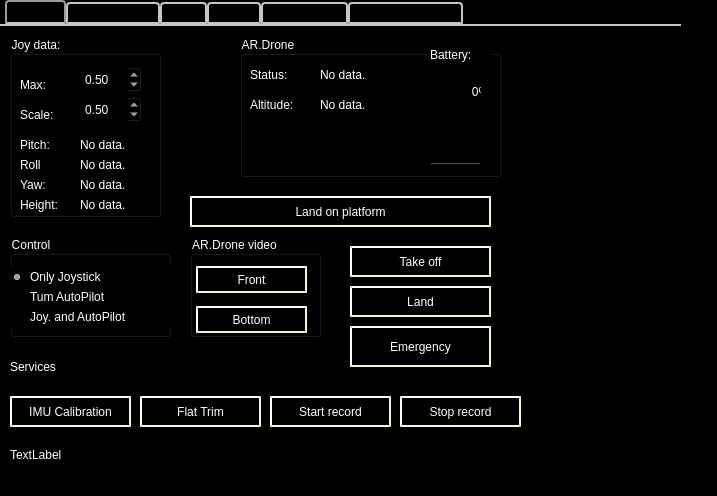
First picture: the form in src/my_namespace/my_plugin.ui, repository JonNatanael/ardrone_gui, before the edit.
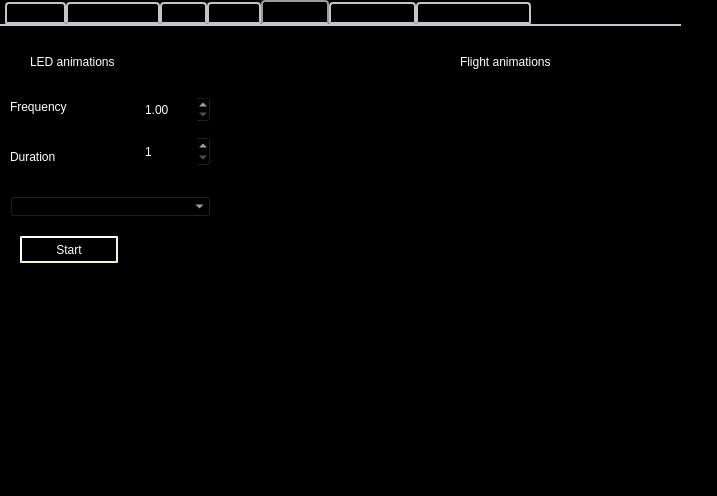
Second picture: the form after the edit. Icons and pictures are not drawn.

Commit message: Added resources, started animation interface programming.

```diff
--- a/src/my_namespace/my_plugin.ui
+++ b/src/my_namespace/my_plugin.ui
@@ -122,7 +122,7 @@
     <enum>QTabWidget::Rounded</enum>
    </property>
    <property name="currentIndex">
-    <number>0</number>
+    <number>4</number>
    </property>
    <property name="movable">
     <bool>true</bool>
@@ -2062,6 +2062,131 @@
      </property>
     </widget>
    </widget>
+   <widget class="QWidget" name="Animations">
+    <attribute name="title">
+     <string>Animations</string>
+    </attribute>
+    <widget class="QLabel" name="label_49">
+     <property name="geometry">
+      <rect>
+       <x>30</x>
+       <y>20</y>
+       <width>131</width>
+       <height>31</height>
+      </rect>
+     </property>
+     <property name="text">
+      <string>LED animations</string>
+     </property>
+    </widget>
+    <widget class="QLabel" name="label_50">
+     <property name="geometry">
+      <rect>
+       <x>460</x>
+       <y>20</y>
+       <width>131</width>
+       <height>31</height>
+      </rect>
+     </property>
+     <property name="text">
+      <string>Flight animations</string>
+     </property>
+    </widget>
+    <widget class="QDoubleSpinBox" name="LED_anim_freq">
+     <property name="geometry">
+      <rect>
+       <x>140</x>
+       <y>70</y>
+       <width>71</width>
+       <height>27</height>
+      </rect>
+     </property>
+     <property name="minimum">
+      <double>1.000000000000000</double>
+     </property>
+     <property name="maximum">
+      <double>100.000000000000000</double>
+     </property>
+     <property name="singleStep">
+      <double>0.500000000000000</double>
+     </property>
+    </widget>
+    <widget class="QLabel" name="label_51">
+     <property name="geometry">
+      <rect>
+       <x>10</x>
+       <y>70</y>
+       <width>111</width>
+       <height>21</height>
+      </rect>
+     </property>
+     <property name="text">
+      <string>Frequency</string>
+     </property>
+    </widget>
+    <widget class="QLabel" name="label_52">
+     <property name="geometry">
+      <rect>
+       <x>10</x>
+       <y>120</y>
+       <width>111</width>
+       <height>21</height>
+      </rect>
+     </property>
+     <property name="text">
+      <string>Duration</string>
+     </property>
+    </widget>
+    <widget class="QSpinBox" name="LED_anim_dur">
+     <property name="geometry">
+      <rect>
+       <x>140</x>
+       <y>110</y>
+       <width>71</width>
+       <height>31</height>
+      </rect>
+     </property>
+     <property name="minimum">
+      <number>1</number>
+     </property>
+    </widget>
+    <widget class="QComboBox" name="LED_choice">
+     <property name="geometry">
+      <rect>
+       <x>10</x>
+       <y>170</y>
+       <width>201</width>
+       <height>21</height>
+      </rect>
+     </property>
+    </widget>
+    <widget class="QPushButton" name="LED_start">
+     <property name="geometry">
+      <rect>
+       <x>20</x>
+       <y>210</y>
+       <width>98</width>
+       <height>27</height>
+      </rect>
+     </property>
+     <property name="text">
+      <string>Start</string>
+     </property>
+    </widget>
+    <widget class="QLabel" name="test_anim">
+     <property name="geometry">
+      <rect>
+       <x>40</x>
+       <y>260</y>
+       <width>321</width>
+       <height>21</height>
+      </rect>
+     </property>
+     <property name="text">
+      <string/>
+     </property>
+    </widget>
+   </widget>
    <widget class="QWidget" name="tab">
     <attribute name="title">
      <string>Tum AR.Drone</string>
```
Left out of the diff: 20 changed lines with no effect on the pictures. The commit also changes 8 other files.
